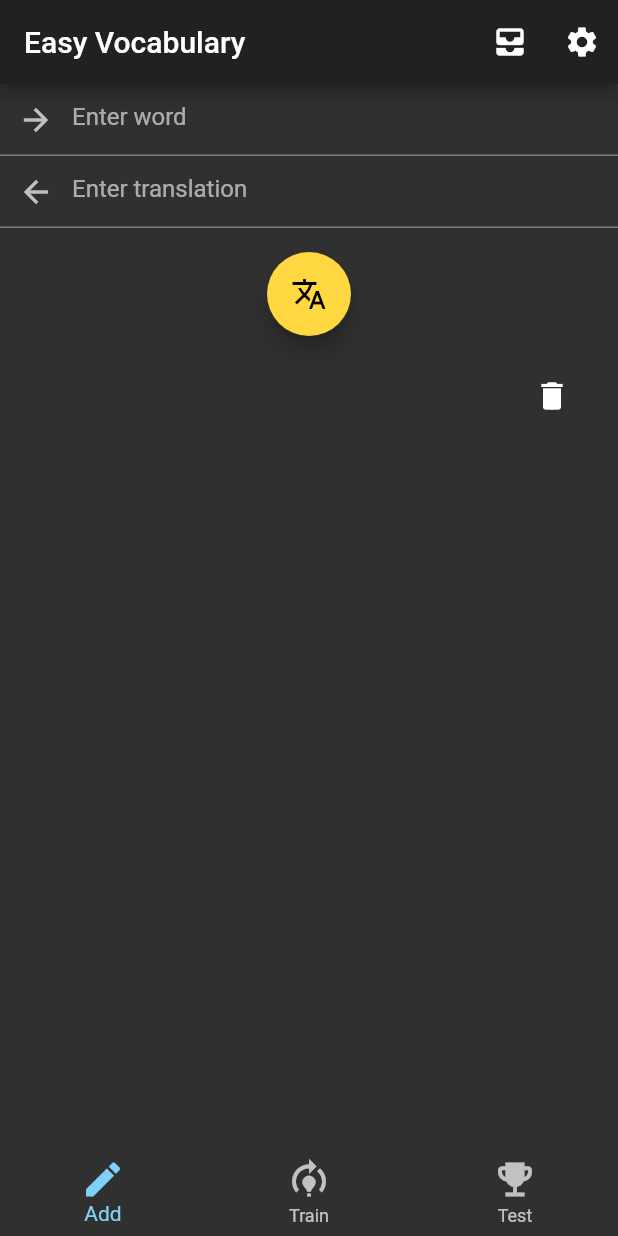
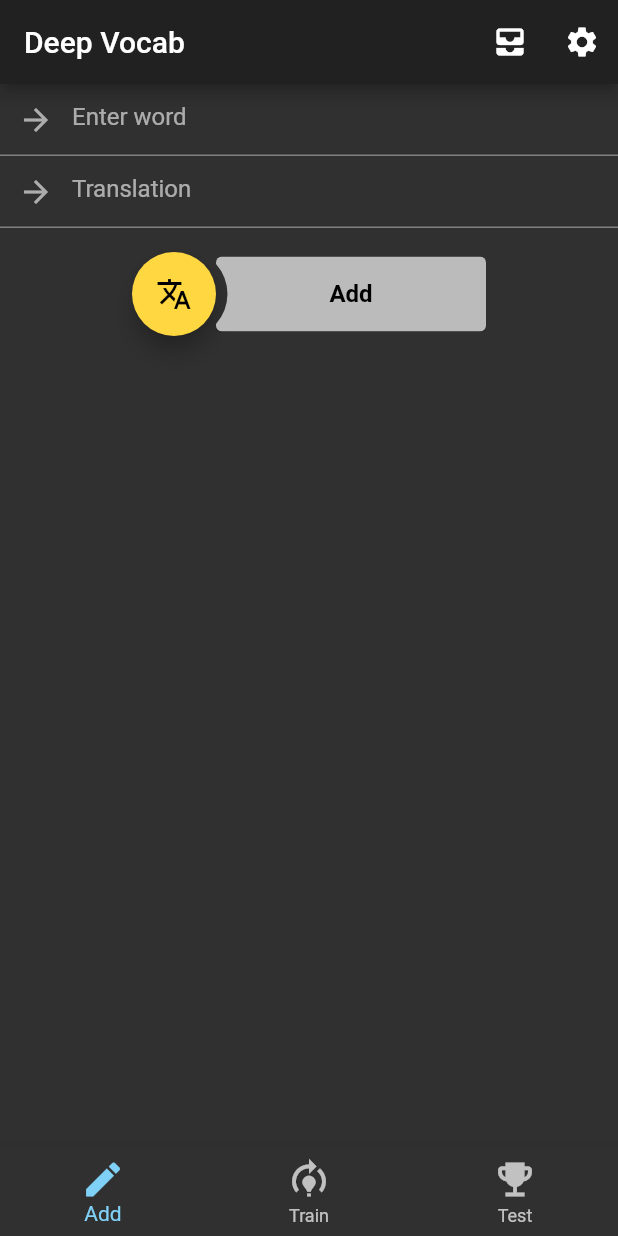
Before and after one commit to michaelkennecke/EasyVocab, a Flutter app: the screen it shows after launch, after a tap on the "translate" icon, on a phone screen of 412 x 824 dp. Run offline on Flutter 3.47's test engine with Material 2 defaults, Android fonts, the phone set to English and light mode, and no system bars; our stand-ins replace flip_card, percent_indicator, shared_preferences; missing offline and left inert: translator.

Commit message:
Added translator and changed some colors

```diff
--- a/lib/main.dart
+++ b/lib/main.dart
@@ -21,10 +21,11 @@
   @override
   Widget build(BuildContext context) {
     return MaterialApp(
-      title: 'Vocabulary.IO',
-      theme: ThemeData.dark(
-          //primarySwatch: Colors.blue,
-          ),
+      title: 'Deep Vocab',
+      theme: ThemeData(
+        brightness: Brightness.dark,
+        primaryColorDark: Color(0xFFB81d4fa),
+      ),
       initialRoute: RouteGenerator.homePage,
       onGenerateRoute: RouteGenerator.generateRoute,
     );
--- a/lib/routes/home.dart
+++ b/lib/routes/home.dart
@@ -18,7 +18,7 @@
 
     return Scaffold(
       appBar: AppBar(
-        title: Text("Easy Vocabulary"),
+        title: Text("Deep Vocab"),
         actions: <Widget>[
           IconButton(
             icon: const Icon(Icons.all_inbox),
--- a/lib/widgets/translation_input_home.dart
+++ b/lib/widgets/translation_input_home.dart
@@ -1,4 +1,5 @@
 import 'package:flutter/material.dart';
+import 'package:translator/translator.dart';
 
 class TranslationInputWidget extends StatefulWidget {
   final Function(String, String) callback;
@@ -13,6 +14,43 @@
 class _TranslationInputWidgetState extends State<TranslationInputWidget> {
   final wordController = TextEditingController();
   final wordTranslatedController = TextEditingController();
+  final translator = GoogleTranslator();
+
+  FocusNode _focusWordInput = FocusNode();
+  FocusNode _focusWordTranslatedInput = FocusNode();
+  var _wordInputSelected = false;
+  var _wordTranslatedInputSelected = false;
+
+  @override
+  void initState() {
+    super.initState();
+    _focusWordInput.addListener(() {
+      this._onFocusChangeWordInput();
+    });
+    _focusWordTranslatedInput.addListener(() {
+      this._onFocusChangeWordTranslatedInput();
+    });
+  }
+
+  void _onFocusChangeWordInput() {
+    setState(() {
+      if (_wordInputSelected == false) {
+        _wordInputSelected = true;
+      } else {
+        _wordInputSelected = false;
+      }
+    });
+  }
+
+  void _onFocusChangeWordTranslatedInput() {
+    setState(() {
+      if (_wordTranslatedInputSelected == false) {
+        _wordTranslatedInputSelected = true;
+      } else {
+        _wordTranslatedInputSelected = false;
+      }
+    });
+  }
 
   void addItemToBox() {
     widget.callback(wordController.text, wordTranslatedController.text);
@@ -23,35 +61,119 @@
     wordTranslatedController.clear();
   }
 
+  void translate() async {
+    var translation = await translator.translate(this.wordController.text,
+        from: 'en', to: 'de');
+    setState(() {
+      this.wordTranslatedController.text = translation.text;
+    });
+  }
+
   @override
   Widget build(BuildContext context) {
     return Column(
       children: <Widget>[
         TextField(
+          focusNode: _focusWordInput,
           controller: this.wordController,
           decoration: InputDecoration(
-            prefixIcon: Icon(Icons.arrow_forward),
+            prefixIcon: Icon(
+              Icons.arrow_forward,
+              color: _wordInputSelected == true
+                  ? Color(0xFFB81d4fa)
+                  : Color(0xFFBafafaf),
+            ),
             hintText: "Enter word",
+            focusedBorder: UnderlineInputBorder(
+              borderSide: BorderSide(
+                color: Color(0xFFB81d4fa),
+              ),
+            ),
           ),
         ),
         TextField(
+          focusNode: _focusWordTranslatedInput,
           controller: this.wordTranslatedController,
           decoration: InputDecoration(
-            prefixIcon: Icon(Icons.arrow_back),
-            hintText: "Enter translation",
+            prefixIcon: Icon(
+              Icons.arrow_forward,
+              color: _wordTranslatedInputSelected == true
+                  ? Color(0xFFB81d4fa)
+                  : Color(0xFFBafafaf),
+            ),
+            hintText: "Translation",
+            focusedBorder: UnderlineInputBorder(
+              borderSide: BorderSide(
+                color: Color(0xFFB81d4fa),
+              ),
+            ),
           ),
         ),
         Padding(
           padding: EdgeInsets.all(16.0),
-          child: FloatingActionButton(
-            backgroundColor: const Color(0xFFFFD740),
-            //backgroundColor: Colors.amberAccent,
-            splashColor: Colors.amberAccent,
-            onPressed: this.addItemToBox,
-            child: Icon(Icons.translate),
+          child: Row(
+            mainAxisAlignment: MainAxisAlignment.center,
+            children: <Widget>[
+              FloatingActionButton(
+                backgroundColor: const Color(0xFFFFD740),
+                splashColor: Colors.amberAccent,
+                onPressed: this.translate,
+                child: Icon(Icons.translate),
+              ),
+              ClipPath(
+                clipper: CustomButtonClipper(),
+                child: Container(
+                  height: 50,
+                  width: 180,
+                  child: ElevatedButton(
+                    style: ButtonStyle(
+                      backgroundColor:
+                          MaterialStateProperty.all<Color>(Color(0xFFBbdbdbd)),
+                      foregroundColor:
+                          MaterialStateProperty.all<Color>(Colors.black),
+                    ),
+                    onPressed: this.addItemToBox,
+                    child: Center(
+                      child: Text(
+                        'Add',
+                        style: TextStyle(
+                          fontWeight: FontWeight.bold,
+                          fontSize: 16,
+                        ),
+                      ),
+                    ),
+                  ),
+                ),
+              ),
+            ],
           ),
         ),
       ],
     );
   }
 }
+
+class CustomButtonClipper extends CustomClipper<Path> {
+  @override
+  Path getClip(Size size) {
+    final w = size.width;
+    final h = size.height;
+    final r = 30.0;
+    final path = Path();
+    path.lineTo(w, 0);
+    path.lineTo(w, h);
+    path.lineTo(0, h);
+    path.moveTo(0, 0);
+    path.lineTo(0, 45);
+    path.arcToPoint(
+      Offset(0, 5),
+      radius: Radius.circular(r),
+      clockwise: false,
+    );
+    path.close();
+    return path;
+  }
+
+  @override
+  bool shouldReclip(CustomButtonClipper oldClipper) => false;
+}
--- a/pubspec.yaml
+++ b/pubspec.yaml
@@ -31,6 +31,7 @@
   flip_card: ^0.4.4
   percent_indicator: ^2.1.9+1
   shared_preferences: ^2.0.4
+  translator: ^0.1.5
 
 dev_dependencies:
   flutter_test:
```
Also changed, not shown: pubspec.lock, 2 other files.
